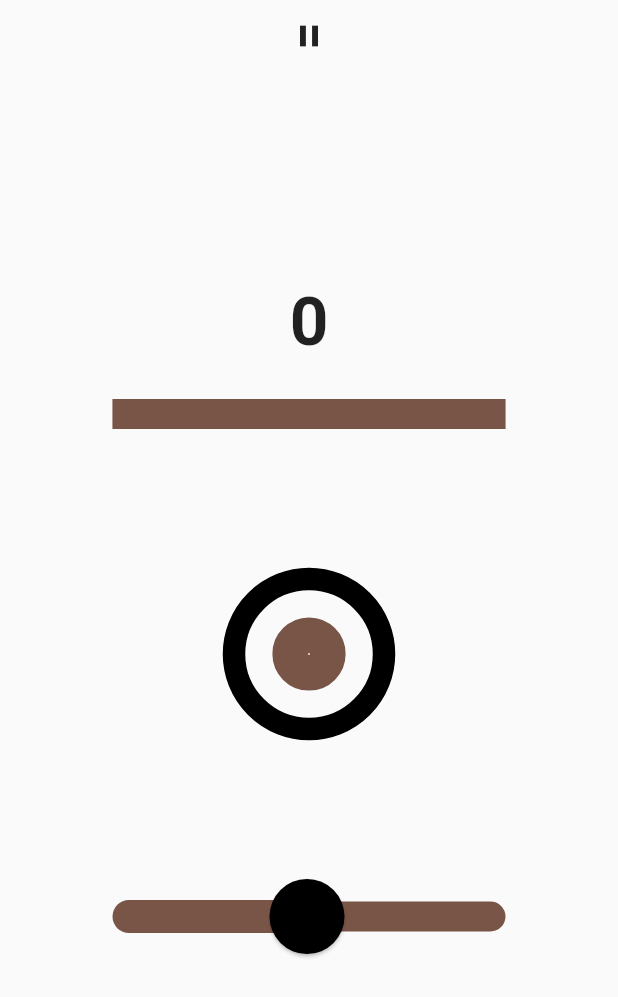
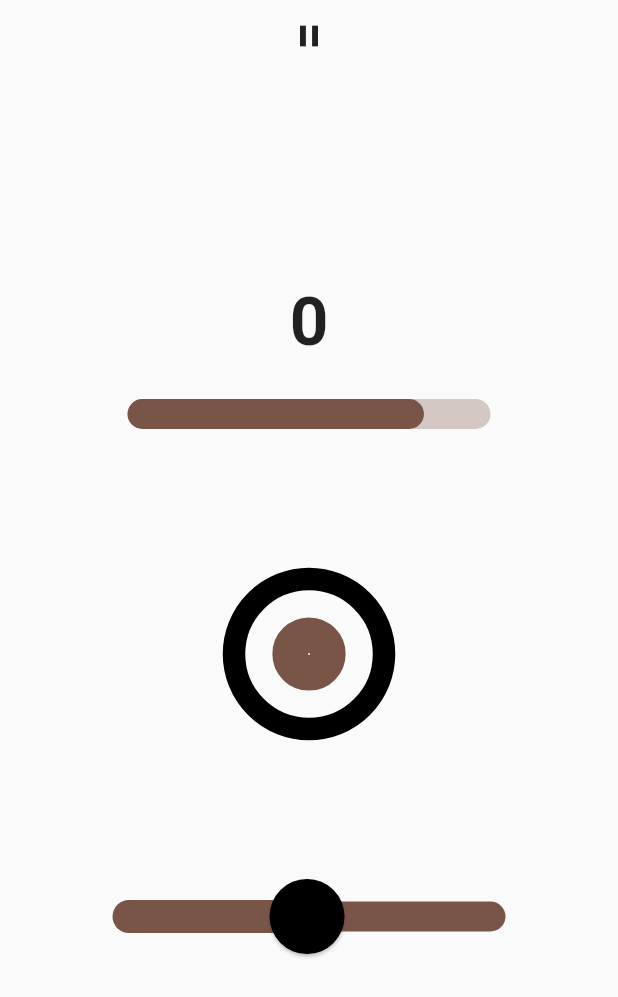
Before and after one commit to joscha0/circle_hit, a Flutter app: the screen it shows after launch, after a tap on "PLAY survival", on a phone screen of 412 x 824 dp. Shown: the top 997 px of the screen. Run offline on Flutter 3.47's test engine with Material 2 defaults, Android fonts, the phone set to English and light mode, and no system bars; drawn by our look-alikes of percent_indicator; our stand-ins replace get, get_storage.

```diff
--- a/lib/pages/game/game_page.dart
+++ b/lib/pages/game/game_page.dart
@@ -1,6 +1,7 @@
 import 'package:circle_hit/widgets/LineCircle.dart';
 import 'package:flutter/material.dart';
 import 'package:get/get.dart';
+import 'package:percent_indicator/percent_indicator.dart';
 
 import 'game_controller.dart';
 
@@ -17,8 +18,7 @@ class GamePage extends GetView<GameController> {
             ),
             floatingActionButtonLocation:
                 FloatingActionButtonLocation.centerTop,
-            body: Builder(builder: (context) {
-              return Column(
+            body: Column(
               mainAxisAlignment: MainAxisAlignment.center,
               children: [
                 Text(
@@ -27,12 +27,25 @@ class GamePage extends GetView<GameController> {
                 ),
                 Padding(
                   padding: const EdgeInsets.fromLTRB(75, 25, 75, 0),
-                    child: LinearProgressIndicator(
-                      color: c.targetColor.value,
+
+                  child: LinearPercentIndicator(
+                    percent:
+                        (c.time.value > 0 ? c.time.value : 0) / c.startTime,
                     backgroundColor: c.targetColor.value.withOpacity(0.3),
-                      minHeight: 20,
-                      value: c.time.value / c.startTime,
+                    progressColor: c.targetColor.value,
+                    lineHeight: 20,
+                    animateFromLastPercent: true,
+                    animation: true,
+                    animationDuration: 100,
+                    alignment: MainAxisAlignment.center,
+                    linearStrokeCap: LinearStrokeCap.roundAll,
                   ),
+                  // LinearProgressIndicator(
+                  //   color: c.targetColor.value,
+                  //   backgroundColor: c.targetColor.value.withOpacity(0.3),
+                  //   minHeight: 20,
+                  //   value:  c.time.value / c.startTime,
+                  // ),
                 ),
                 SizedBox(
                   height: 50,
@@ -77,8 +90,7 @@ class GamePage extends GetView<GameController> {
                   ),
                 ),
               ],
-              );
-            }),
+            ),
           );
         });
   }
--- a/pubspec.yaml
+++ b/pubspec.yaml
@@ -26,6 +26,7 @@ dependencies:
     sdk: flutter
   get: ^4.6.1
   get_storage: ^2.0.3
+  percent_indicator: ^3.4.0
 
 dev_dependencies:
   flutter_test:
```
Also changed, not shown: pubspec.lock. Lines whose indentation alone changed are shown as unchanged.
